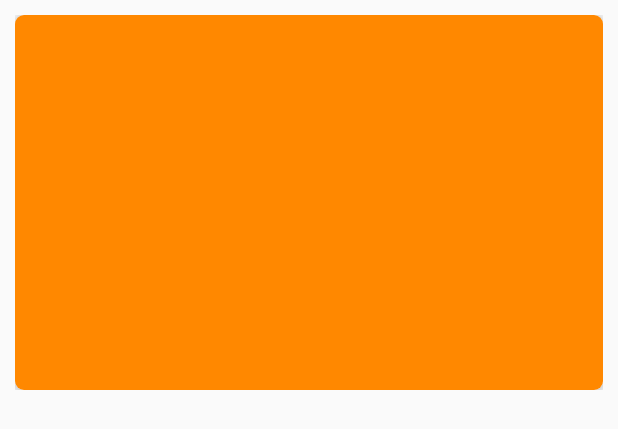
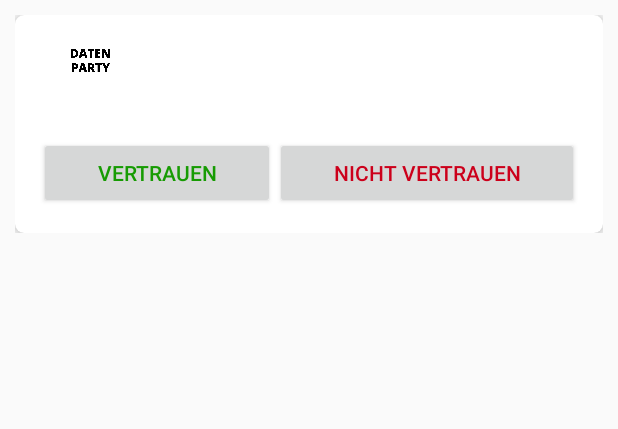
Before and after one commit to Jugendhackt/DatenParty, an Android app: the layout item_in_list.xml on its own in the app's theme, with its tools: preview values and no code run, on a phone screen of 412 x 824 dp. Shown: the top 429 px of the screen. Run offline under Robolectric (Android 15) with nearby library versions, the light colour scheme and no system bars.

Commit message:
some changes on the list

```diff
--- a/Android/App/app/src/main/res/layout/activity_main.xml
+++ b/Android/App/app/src/main/res/layout/activity_main.xml
@@ -3,10 +3,6 @@
     xmlns:tools="http://schemas.android.com/tools"
     android:layout_width="match_parent"
     android:layout_height="match_parent"
-    android:paddingBottom="@dimen/activity_vertical_margin"
-    android:paddingLeft="@dimen/activity_horizontal_margin"
-    android:paddingRight="@dimen/activity_horizontal_margin"
-    android:paddingTop="@dimen/activity_vertical_margin"
     tools:context="com.example.malte.app.MainActivity">
     <com.mindorks.placeholderview.PlaceHolderView
         android:id="@+id/galleryView"
--- a/Android/App/app/src/main/res/layout/item_in_list.xml
+++ b/Android/App/app/src/main/res/layout/item_in_list.xml
@@ -12,11 +12,82 @@
         android:layout_height="wrap_content"
         card_view:cardCornerRadius="6dp"
         card_view:cardElevation="6dp">
-        <ImageView
-            android:id="@+id/imageView"
+        <LinearLayout
+            android:orientation="vertical"
             android:layout_width="match_parent"
-            android:layout_height="250dp"
-            android:scaleType="centerCrop"
-            android:src="@android:color/holo_orange_dark"/>
+            android:layout_height="wrap_content"
+            android:padding="8dp"
+            >
+
+        <LinearLayout
+            android:weightSum="50"
+            android:orientation="horizontal"
+            android:layout_width="match_parent"
+            android:layout_height="wrap_content"
+            android:padding="8dp"
+            >
+
+                <ImageView
+                    android:src="@drawable/logo"
+                    android:layout_weight="10"
+                    android:layout_width="0dp"
+                    android:layout_height="30dp"
+                    android:id="@+id/activity_photo"
+                    android:layout_marginRight="16dp"/>
+
+                <TextView
+                    android:layout_weight="10"
+                    android:layout_width="wrap_content"
+                    android:layout_height="wrap_content"
+                    android:textSize="20sp"
+                    android:id="@+id/title"/>
+            <TextView
+                android:layout_weight="15"
+                android:layout_width="wrap_content"
+                android:layout_height="wrap_content"
+                android:textSize="20sp"
+                android:id="@+id/srctv"/>
+            <TextView
+                android:layout_weight="15"
+                android:layout_width="wrap_content"
+                android:layout_height="wrap_content"
+                android:textSize="20sp"
+                android:id="@+id/datetv"/>
+            </LinearLayout>
+
+            <TextView
+                android:layout_width="wrap_content"
+                android:layout_height="wrap_content"
+                android:id="@+id/descripton"
+                />
+            <LinearLayout
+                android:weightSum="2"
+                android:orientation="horizontal"
+                android:layout_width="match_parent"
+                android:layout_height="wrap_content"
+                android:padding="8dp"
+            >
+
+
+                <Button
+                    android:text="Vertrauen"
+                    android:textColor="#179b03"
+                    android:layout_width="wrap_content"
+                    android:layout_height="wrap_content"
+                    android:id="@+id/buttonYes"
+                    android:layout_weight="1" />
+
+                <Button
+                    android:text="Nicht Vertrauen"
+                    android:textColor="#cc001b"
+                    android:layout_width="wrap_content"
+                    android:layout_height="wrap_content"
+                    android:id="@+id/buttonNo"
+                    android:layout_weight="1" />
+            </LinearLayout>
+
+        </LinearLayout>
+
+
     </android.support.v7.widget.CardView>
 </LinearLayout>
```
Also changed, not shown: Android/App/app/build.gradle (+6 -5 lines), Android/App/app/src/main/java/com/example/malte/app/Item.java (+46 -9 lines), Android/App/app/src/main/java/com/example/malte/app/MainActivity.java (+5 -3 lines).
